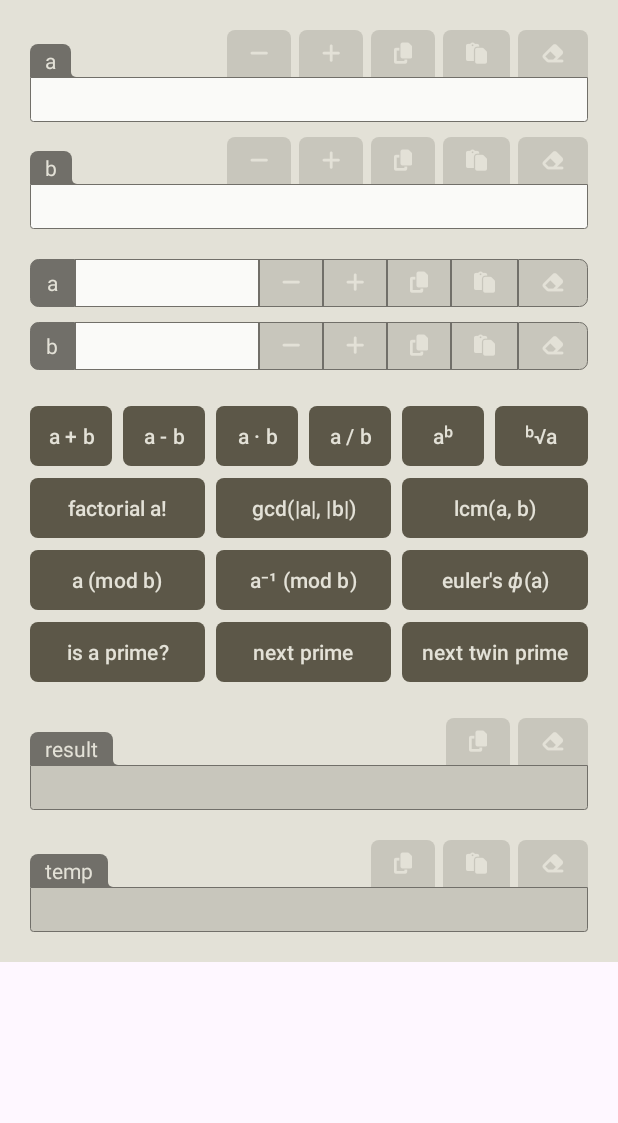
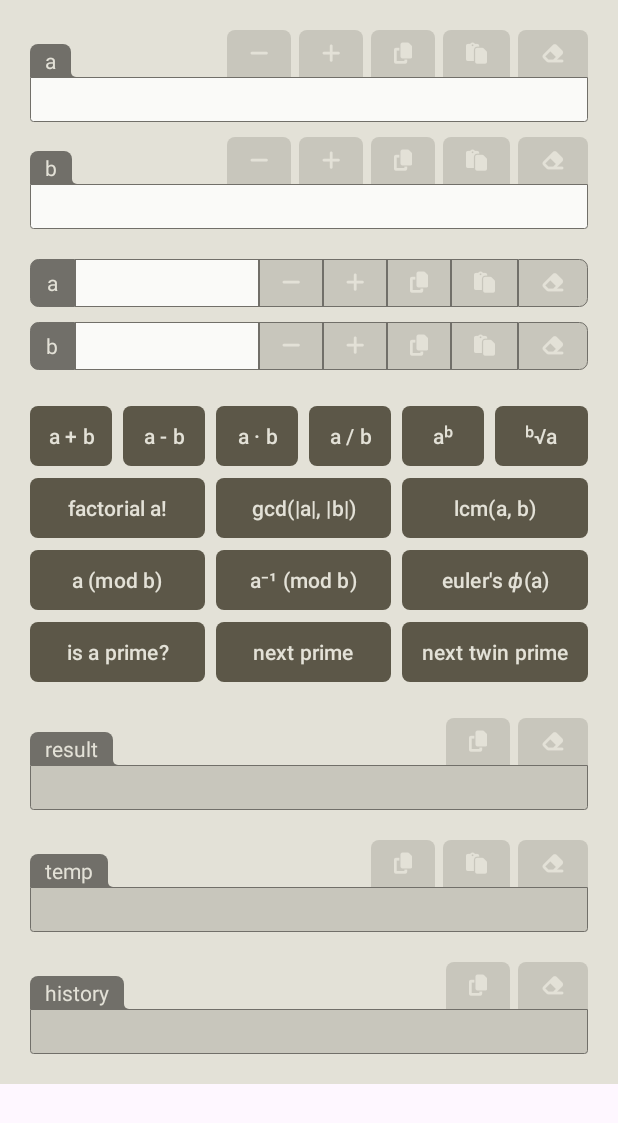
Before and after one commit to ervingegprifti/numbertheoryalgorithms, an Android app: the layout fragment_tab_calculator.xml on its own in the app's theme, with its tools: preview values and no code run, on a phone screen of 412 x 824 dp. Shown: the top 1123 px of the screen. Run offline under Robolectric (Android 15) with nearby library versions, the phone set to English and light mode, and no system bars.

Commit message:
Implemented results history in the calculator tab (#16)

```diff
--- /dev/null
+++ b/app/src/main/res/drawable/ic_baseline_outline_clock_arrow_down_24.xml
@@ -0,0 +1,5 @@
+<vector xmlns:android="http://schemas.android.com/apk/res/android" android:height="24dp" android:tint="#5C5748" android:viewportHeight="960" android:viewportWidth="960" android:width="24dp">
+
+    <path android:fillColor="@android:color/white" android:pathData="M340,780Q215,780 127.5,692.5Q40,605 40,480Q40,355 127.5,267.5Q215,180 340,180Q465,180 552.5,267.5Q640,355 640,480Q640,605 552.5,692.5Q465,780 340,780ZM780,800L640,660L697,604L740,647L740,160L820,160L820,648L864,604L920,660L780,800ZM340,700Q432,700 496,636Q560,572 560,480Q560,388 496,324Q432,260 340,260Q248,260 184,324Q120,388 120,480Q120,572 184,636Q248,700 340,700ZM420,620L476,564L380,467L380,320L300,320L300,500L420,620ZM340,480Q340,480 340,480Q340,480 340,480Q340,480 340,480Q340,480 340,480Q340,480 340,480Q340,480 340,480Q340,480 340,480Q340,480 340,480Z"/>
+
+</vector>
--- /dev/null
+++ b/app/src/main/res/drawable/ic_baseline_outline_clock_arrow_up_24.xml
@@ -0,0 +1,5 @@
+<vector xmlns:android="http://schemas.android.com/apk/res/android" android:height="24dp" android:tint="#5C5748" android:viewportHeight="960" android:viewportWidth="960" android:width="24dp">
+
+    <path android:fillColor="@android:color/white" android:pathData="M340,780Q215,780 127.5,692.5Q40,605 40,480Q40,355 127.5,267.5Q215,180 340,180Q465,180 552.5,267.5Q640,355 640,480Q640,605 552.5,692.5Q465,780 340,780ZM740,800L740,312L696,356L640,300L780,160L920,300L863,356L820,313L820,800L740,800ZM340,700Q432,700 496,636Q560,572 560,480Q560,388 496,324Q432,260 340,260Q248,260 184,324Q120,388 120,480Q120,572 184,636Q248,700 340,700ZM420,620L476,564L380,467L380,320L300,320L300,500L420,620ZM340,480Q340,480 340,480Q340,480 340,480Q340,480 340,480Q340,480 340,480Q340,480 340,480Q340,480 340,480Q340,480 340,480Q340,480 340,480Z"/>
+
+</vector>
--- a/app/src/main/res/layout/fragment_euclidean_algorithm.xml
+++ b/app/src/main/res/layout/fragment_euclidean_algorithm.xml
@@ -185,7 +185,7 @@
 				<TextView style="@style/ClipboardButtonClearStyle"
 					android:id="@+id/TextViewClearResult" />
 			</LinearLayout>
-			<LinearLayout style="@style/ResultContainer" >
+			<LinearLayout style="@style/ResultContainer">
 				<HorizontalScrollView
 					android:layout_width="match_parent"
 					android:layout_height="wrap_content">
--- a/app/src/main/res/layout/fragment_tab_calculator.xml
+++ b/app/src/main/res/layout/fragment_tab_calculator.xml
@@ -267,5 +267,32 @@
         </LinearLayout>
 
 
+        <!--History-->
+        <LinearLayout style="@style/ColumnContainerStyle"
+            android:id="@+id/LinearLayoutHistory"
+            android:layout_marginTop="20dp">
+            <!--HistoryGroup-->
+            <LinearLayout style="@style/RowContainerStyle">
+                <TextView style="@style/TextViewLabelResultStyle"
+                    android:id="@+id/TextViewLabelHistory"
+                    android:text="@string/history" />
+                <TextView style="@style/TextViewLabelElasticStyle"
+                    android:id="@+id/TextViewLabelElasticHistory" />
+                <TextView style="@style/ClipboardButtonCopyStyle"
+                    android:id="@+id/TextViewCopyHistory" />
+                <TextView style="@style/ClipboardButtonClearStyle"
+                    android:id="@+id/TextViewClearHistory" />
+            </LinearLayout>
+            <LinearLayout style="@style/ResultContainer">
+                <HorizontalScrollView
+                    android:layout_width="match_parent"
+                    android:layout_height="wrap_content">
+                    <EditText style="@style/EditTextHistoryStyle"
+                        android:id="@+id/EditTextHistory"
+                        android:autofillHints=""/>
+                </HorizontalScrollView>
+            </LinearLayout>
+        </LinearLayout>
+
     </LinearLayout>
 </ScrollView>
--- a/app/src/main/res/values/fragment_settings.xml
+++ b/app/src/main/res/values/fragment_settings.xml
@@ -15,6 +15,8 @@
     <string name="settings_show_input_decrease_increase_buttons_description">Show buttons to decrease (–) or increase (+) the input value by one.</string>
     <string name="settings_show_temporary_field_in_calculator">Show temporary field</string>
     <string name="settings_show_temporary_field_in_calculator_description">Show temporary field in calculator for intermediate result storage.</string>
+    <string name="settings_enable_results_history_in_calculator">Enable results history</string>
+    <string name="settings_enable_results_history_in_calculator_description">Enable history of calculator operation results.</string>
     <!--Clipboard Buttons Configurations-->
     <string name="settings_preference_category_clipboard">Clipboard Buttons Configurations</string>
     <string name="settings_vibrate_on_clipboard_button_click">Vibrate on button tap</string>
--- a/app/src/main/res/values/strings.xml
+++ b/app/src/main/res/values/strings.xml
@@ -17,6 +17,7 @@
     <string name="please_wait">Please wait while this might take some time.</string>
     <string name="result">result</string>
     <string name="temp">temp</string>
+    <string name="history">history</string>
     <string name="run_example_1">E₁</string>
     <string name="run_example_2">E₂</string>
     <string name="run_example_3">E₃</string>
--- a/app/src/main/res/values/styles.xml
+++ b/app/src/main/res/values/styles.xml
@@ -362,7 +362,24 @@
         <item name="android:focusable">false</item>
         <item name="android:focusableInTouchMode">false</item>
         <item name="android:clickable">false</item>
-        <!--<item name="android:layout_marginBottom">10dp</item>-->
+    </style>
+
+
+    <style name="EditTextHistoryStyle">
+        <item name="android:textColor">@color/colorAccent</item>
+        <item name="android:layout_width">match_parent</item>
+        <item name="android:layout_height">match_parent</item>
+        <item name="android:textSize">14sp</item>
+        <item name="android:background">#00FFFFFF</item>
+        <item name="android:gravity">top|left</item>
+        <item name="android:inputType">none</item>
+        <item name="android:editable">false</item>
+        <item name="android:textIsSelectable">false</item>
+        <item name="android:cursorVisible">false</item>
+        <item name="android:focusable">false</item>
+        <item name="android:focusableInTouchMode">false</item>
+        <item name="android:clickable">false</item>
+        <item name="android:typeface">monospace</item>
     </style>
 
 
```
Also changed, not shown: app/src/main/java/com/gegprifti/android/numbertheoryalgorithms/fragments/TabFragmentCalculator.java (+136 -33 lines), app/src/main/java/com/gegprifti/android/numbertheoryalgorithms/settings/UserSettings.java (+7 -0 lines), app/src/main/res/xml/preferences.xml (+7 -0 lines).
